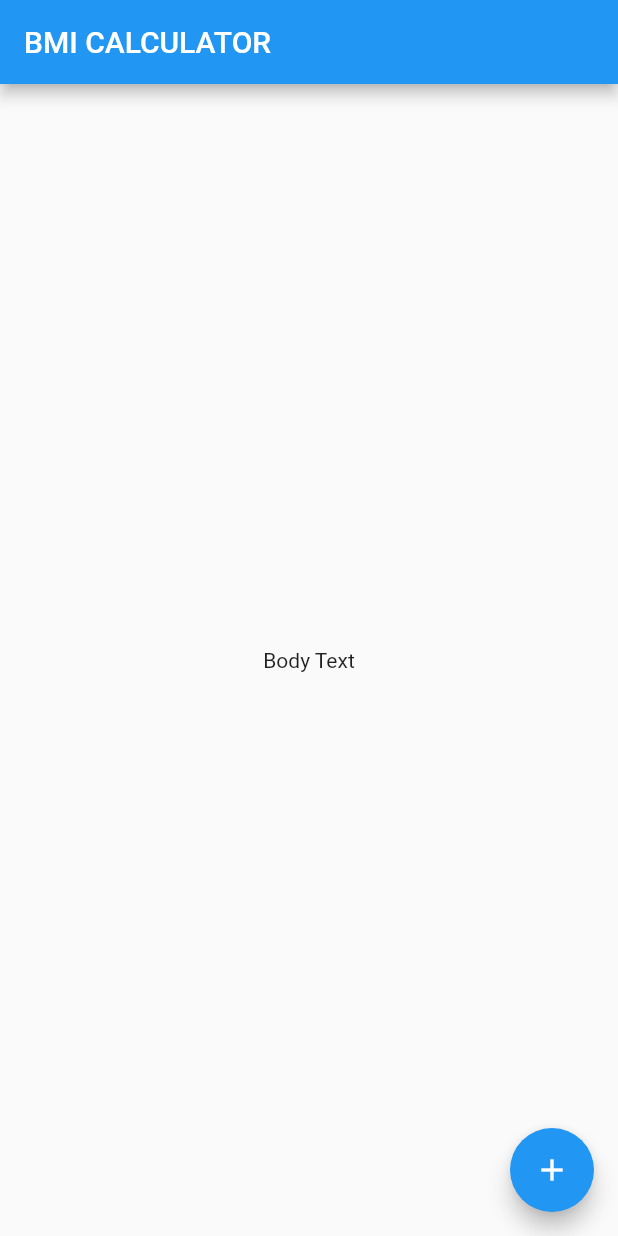
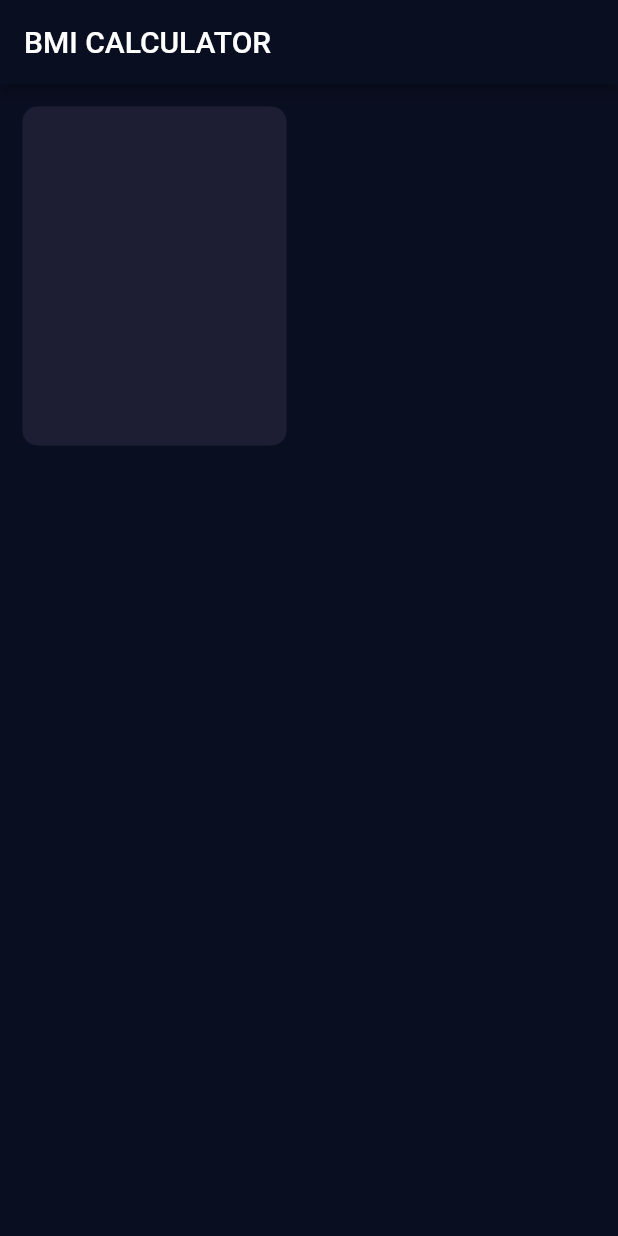
Before and after one commit to Cabreros/bmi-calculator, a Flutter app: the screen it shows after launch, on a phone screen of 412 x 824 dp. Run offline on Flutter 3.47's test engine with Material 2 defaults, Android fonts, the phone set to English and light mode, and no system bars.

Commit message:
added reusable card

```diff
--- /dev/null
+++ b/lib/input_page.dart
@@ -0,0 +1,56 @@
+import 'package:flutter/material.dart';
+
+class InputPage extends StatefulWidget {
+  @override
+  _InputPageState createState() => _InputPageState();
+}
+
+class _InputPageState extends State<InputPage> {
+  @override
+  Widget build(BuildContext context) {
+    return Scaffold(
+      appBar: AppBar(
+        title: Text('BMI CALCULATOR'),
+      ),
+      body: Column(
+        children: <Widget>[
+          Expanded(
+            child: Row(
+              children: <Widget>[
+                Expanded(
+                    child: ReusableCard(
+                  colour: Color(0xFF1D1E33),
+                )),
+                Expanded(child: ReusableCard()),
+              ],
+            ),
+          ),
+          Expanded(
+            child: ReusableCard(),
+          ),
+          Expanded(
+            child: Row(
+              children: <Widget>[
+                Expanded(child: ReusableCard()),
+                Expanded(child: ReusableCard()),
+              ],
+            ),
+          ),
+        ],
+      ),
+    );
+  }
+}
+
+class ReusableCard extends StatelessWidget {
+  ReusableCard({@required this.colour});
+  Color colour;
+  @override
+  Widget build(BuildContext context) {
+    return Container(
+      margin: EdgeInsets.all(15.0),
+      decoration: BoxDecoration(
+          color: colour, borderRadius: BorderRadius.circular(10.0)),
+    );
+  }
+}
--- a/lib/main.dart
+++ b/lib/main.dart
@@ -1,4 +1,5 @@
 import 'package:flutter/material.dart';
+import 'input_page.dart';
 
 void main() => runApp(BMICalculator());
 
@@ -6,29 +7,12 @@ class BMICalculator extends StatelessWidget {
   @override
   Widget build(BuildContext context) {
     return MaterialApp(
+      debugShowCheckedModeBanner: false,
+      theme: ThemeData.dark().copyWith(
+        primaryColor: Color(0xFF0A0E21),
+        scaffoldBackgroundColor: Color(0xFF0A0E21),
+      ),
       home: InputPage(),
     );
   }
 }
-
-class InputPage extends StatefulWidget {
-  @override
-  _InputPageState createState() => _InputPageState();
-}
-
-class _InputPageState extends State<InputPage> {
-  @override
-  Widget build(BuildContext context) {
-    return Scaffold(
-      appBar: AppBar(
-        title: Text('BMI CALCULATOR'),
-      ),
-      body: Center(
-        child: Text('Body Text'),
-      ),
-      floatingActionButton: FloatingActionButton(
-        child: Icon(Icons.add),
-      ),
-    );
-  }
-}
```
